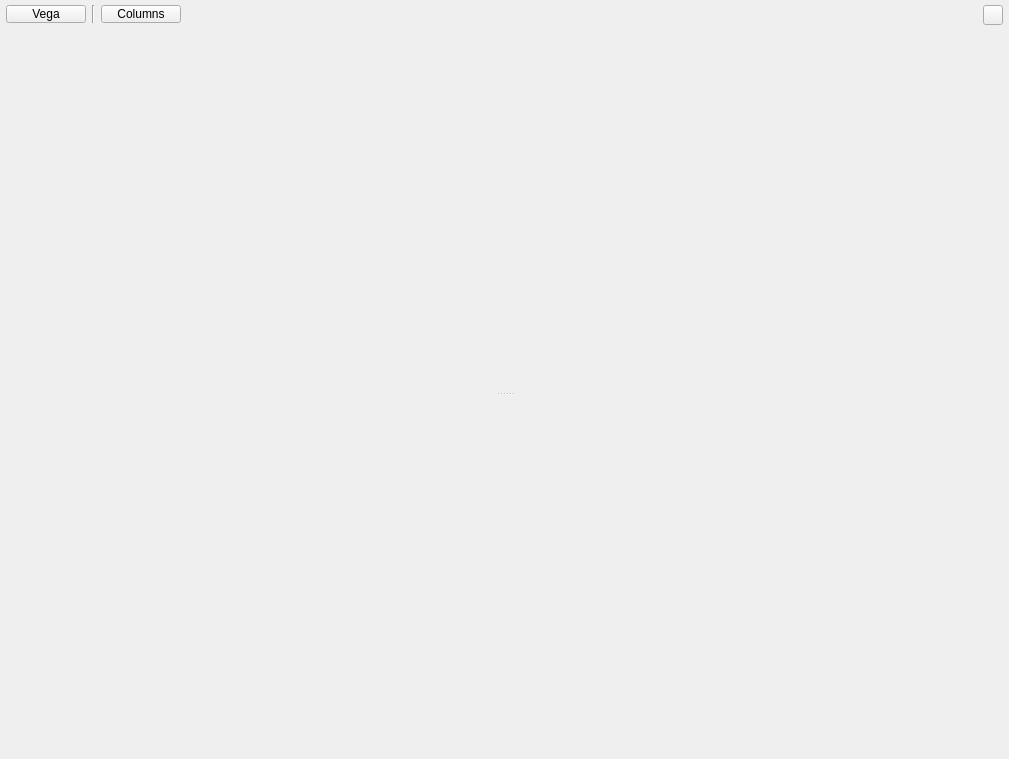
Old version of the form RadeonGPUAnalyzerGUI/ui/rgIsaDisassemblyView.ui in the repository GPUOpen-Tools/radeon_gpu_analyzer.
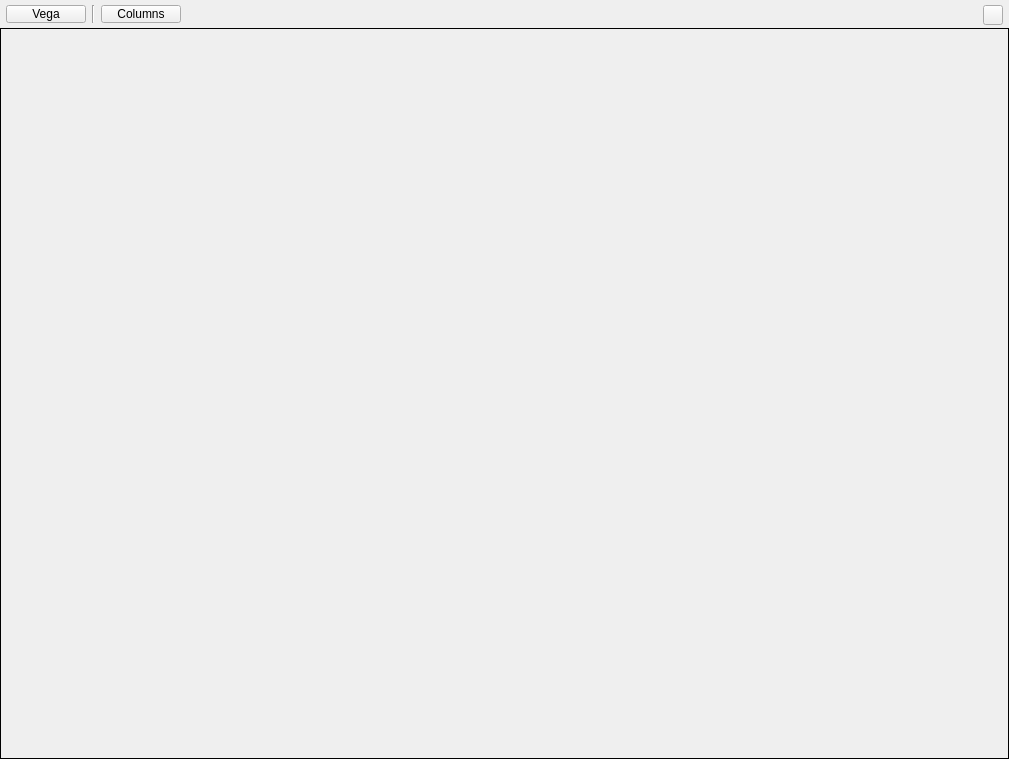
New version of the form. Custom widgets are drawn as their Qt base class.

```diff
--- a/RadeonGPUAnalyzerGUI/ui/rgIsaDisassemblyView.ui
+++ b/RadeonGPUAnalyzerGUI/ui/rgIsaDisassemblyView.ui
@@ -19,6 +19,9 @@
   <property name="windowTitle">
    <string>Form</string>
   </property>
+  <property name="styleSheet">
+   <string notr="true"/>
+  </property>
   <layout class="QVBoxLayout" name="verticalLayout">
    <property name="spacing">
     <number>0</number>
@@ -156,12 +159,86 @@
     </layout>
    </item>
    <item>
-    <widget class="QSplitter" name="verticalSplitterWidget">
-     <property name="orientation">
-      <enum>Qt::Vertical</enum>
+    <widget class="QFrame" name="frame">
+     <property name="sizePolicy">
+      <sizepolicy hsizetype="Preferred" vsizetype="Expanding">
+       <horstretch>0</horstretch>
+       <verstretch>0</verstretch>
+      </sizepolicy>
      </property>
-     <widget class="QStackedWidget" name="disassemblyTableHostWidget"/>
-     <widget class="QStackedWidget" name="resourceUsageHostStackedWidget"/>
+     <property name="maximumSize">
+      <size>
+       <width>16777215</width>
+       <height>16777215</height>
+      </size>
+     </property>
+     <property name="styleSheet">
+      <string notr="true">border: 1px solid black;</string>
+     </property>
+     <property name="frameShape">
+      <enum>QFrame::StyledPanel</enum>
+     </property>
+     <property name="frameShadow">
+      <enum>QFrame::Raised</enum>
+     </property>
+     <layout class="QHBoxLayout" name="horizontalLayout_3">
+      <property name="spacing">
+       <number>0</number>
+      </property>
+      <property name="leftMargin">
+       <number>0</number>
+      </property>
+      <property name="topMargin">
+       <number>0</number>
+      </property>
+      <property name="rightMargin">
+       <number>0</number>
+      </property>
+      <property name="bottomMargin">
+       <number>0</number>
+      </property>
+      <item>
+       <widget class="QSplitter" name="verticalSplitterWidget">
+        <property name="styleSheet">
+         <string notr="true">border: none;</string>
+        </property>
+        <property name="orientation">
+         <enum>Qt::Vertical</enum>
+        </property>
+        <property name="handleWidth">
+         <number>0</number>
+        </property>
+        <widget class="QStackedWidget" name="disassemblyTableHostWidget">
+         <property name="styleSheet">
+          <string notr="true">QStackedWidget#disassemblyTableHostWidget
+{
+border: none;
+}</string>
+         </property>
+        </widget>
+        <widget class="QStackedWidget" name="resourceUsageHostStackedWidget">
+         <property name="sizePolicy">
+          <sizepolicy hsizetype="Preferred" vsizetype="Maximum">
+           <horstretch>0</horstretch>
+           <verstretch>0</verstretch>
+          </sizepolicy>
+         </property>
+         <property name="maximumSize">
+          <size>
+           <width>16777215</width>
+           <height>16777215</height>
+          </size>
+         </property>
+         <property name="styleSheet">
+          <string notr="true">QStackedWidget#resourceUsageHostStackedWidget
+{
+border: none;
+}</string>
+         </property>
+        </widget>
+       </widget>
+      </item>
+     </layout>
     </widget>
    </item>
   </layout>
@@ -173,6 +250,11 @@
    <header location="global">../../QtCommon/CustomWidgets/ArrowIconWidget.h</header>
    <container>1</container>
   </customwidget>
+  <customwidget>
+   <class>rgIsaDisassemblyViewTitlebar</class>
+   <extends>QWidget</extends>
+   <header>rgIsaDisassemblyViewTitlebar.h</header>
+  </customwidget>
  </customwidgets>
  <resources/>
  <connections/>
```
Left out of the diff: 8 changed lines with no effect on the pictures.
